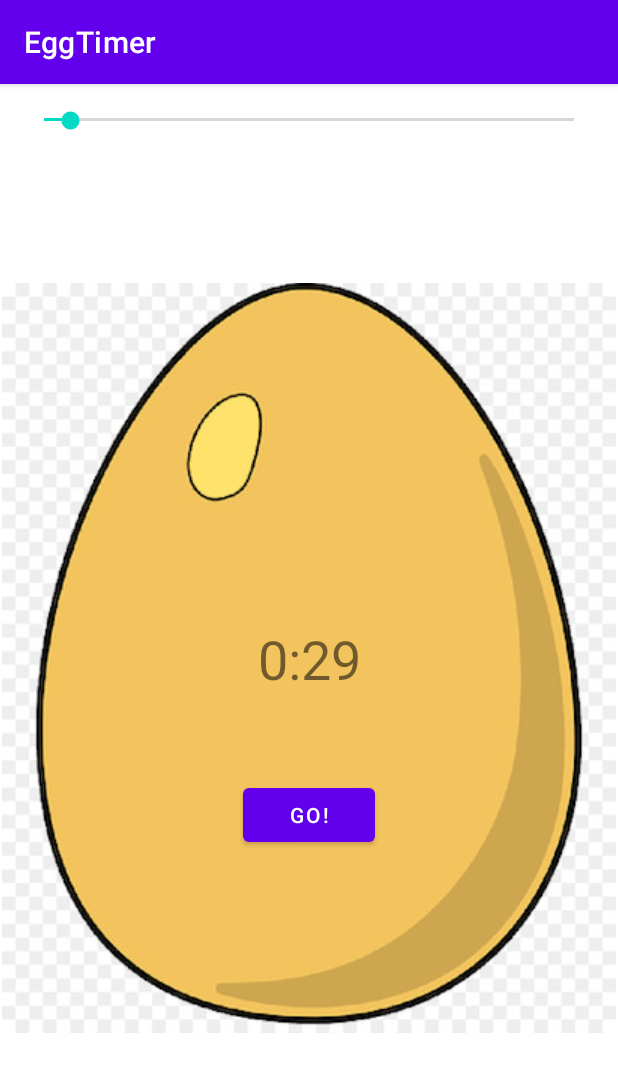
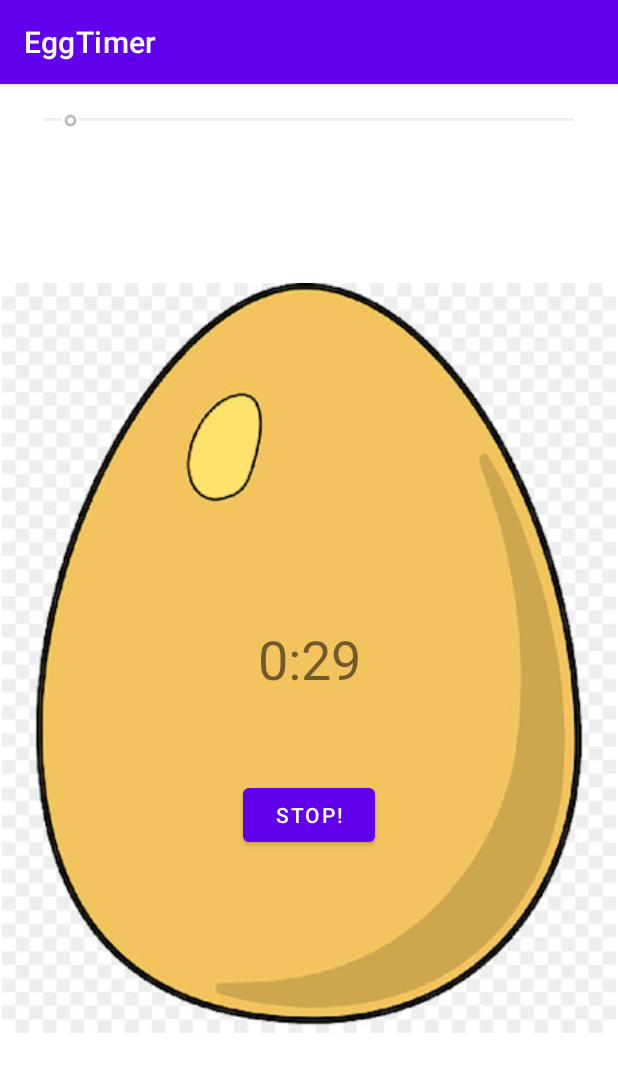
Before and after one commit to yashlad27/EggTimer, an Android app: the screen it shows after launch (MainActivity), after a tap on "GO!", on a phone screen of 412 x 824 dp. Shown: the top 1072 px of the screen. Run offline under Robolectric (Android 15) with nearby library versions, the light colour scheme and no system bars.

Commit message:
timer resets back to 0:30 when stop button pressed

```diff
--- a/app/src/main/java/com/example/eggtimer/MainActivity.java
+++ b/app/src/main/java/com/example/eggtimer/MainActivity.java
@@ -2,12 +2,13 @@ package com.example.eggtimer;
 
 import androidx.appcompat.app.AppCompatActivity;
 
-import android.media.MediaParser;
+import android.annotation.SuppressLint;
 import android.media.MediaPlayer;
 import android.os.Bundle;
 import android.os.CountDownTimer;
 import android.util.Log;
 import android.view.View;
+import android.widget.Button;
 import android.widget.ImageView;
 import android.widget.SeekBar;
 import android.widget.TextView;
@@ -15,11 +16,34 @@ import android.widget.TextView;
 public class MainActivity extends AppCompatActivity {
     TextView textView;
     SeekBar seekBar;
+    Boolean counterIsActive = false;
+    Button goButton;
+    CountDownTimer countDownTimer;
 
+    public void resetTimer() {
+        // if someone wants to stop the timer:
+        textView.setText("0:30");
+        seekBar.setProgress(30);
+        seekBar.setEnabled(true);
+        countDownTimer.cancel();
+        goButton.setText("GO!");
+        counterIsActive = false;
+    }
+
+    @SuppressLint("SetTextI18n")
     public void buttonClicked(View view) {
         Log.i("Button Pressed!", "Nice!");
 
-        CountDownTimer countDownTimer = new CountDownTimer(seekBar.getProgress() * 1000 + 100, 1000) {
+        if(counterIsActive){
+
+            resetTimer();
+
+        }else{
+            counterIsActive = true;
+            seekBar.setEnabled(false);
+            goButton.setText("Stop!");
+
+            countDownTimer = new CountDownTimer(seekBar.getProgress() * 1000 + 100, 1000) {
                 @Override
                 public void onTick(long l) {
                     updateTimeFun((int) l / 1000);
@@ -31,11 +55,13 @@ public class MainActivity extends AppCompatActivity {
 
                     MediaPlayer mplayer = MediaPlayer.create(getApplicationContext(),  R.raw.air_horn);
                     mplayer.start();
+                    resetTimer();
                 }
             }.start();
-
+        }
     }
 
+    @SuppressLint("SetTextI18n")
     public void updateTimeFun(int secondsleft){
         int minutes = secondsleft /60;
         int seconds = secondsleft - (minutes * 60);
@@ -64,6 +90,8 @@ public class MainActivity extends AppCompatActivity {
         seekBar = findViewById(R.id.timerseekBar);
         textView = findViewById(R.id.CountDowntextView);
 
+        goButton = findViewById(R.id.buttonGO);
+
         int max = 600;
         int startingPos = 30;
 
```
Lines whose indentation alone changed are shown as unchanged.
